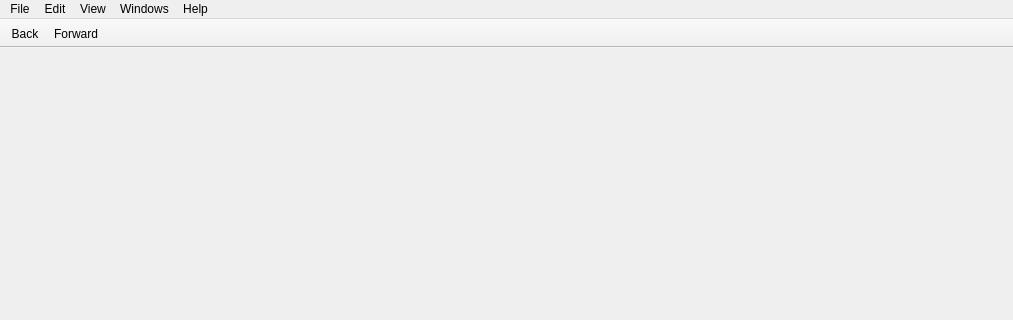
First picture: the form in src/MainWindow.ui, repository rizinorg/cutter, before the edit; both pictures show x 0 to 1013 and y 0 to 320 of the 1013 by 606 pixel window.
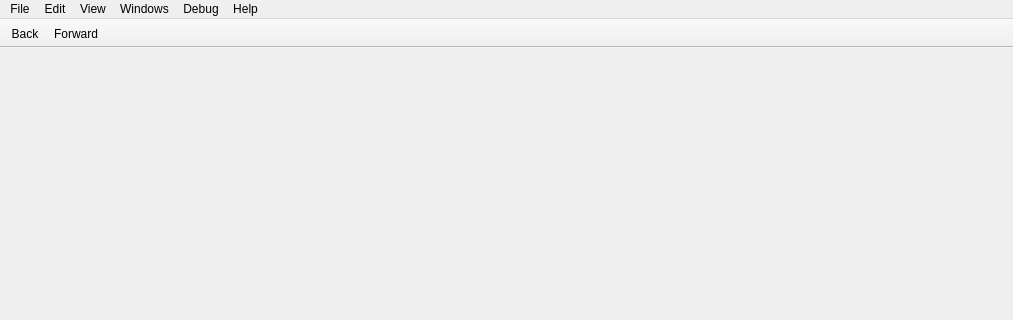
Second picture: the form after the edit. Icons and pictures are not drawn.

Commit message: added debug shortcuts and debug menu

```diff
--- a/src/MainWindow.ui
+++ b/src/MainWindow.ui
@@ -277,10 +277,16 @@
     <addaction name="separator"/>
     <addaction name="addExtraWidgets"/>
    </widget>
+   <widget class="QMenu" name="menuDebug">
+    <property name="title">
+     <string>Debug</string>
+    </property>
+   </widget>
    <addaction name="menuFile"/>
    <addaction name="menuEdit"/>
    <addaction name="menuView"/>
    <addaction name="menuWindows"/>
+   <addaction name="menuDebug"/>
    <addaction name="menuHelp"/>
   </widget>
   <widget class="QToolBar" name="mainToolBar">
```
The commit also changes 4 other files.
